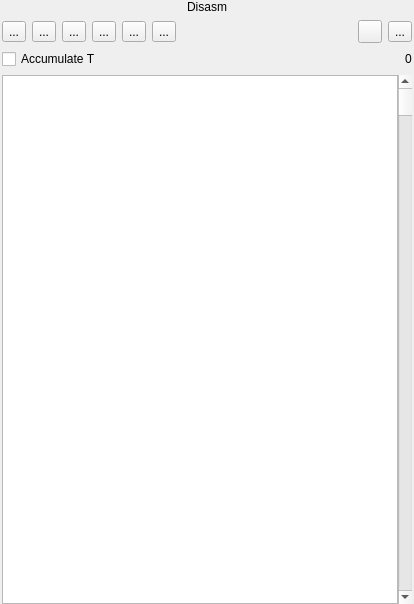
dotkoval/xpeccy-plus, file ui/dbgwidgets/form_disasm.ui: the form before one commit.
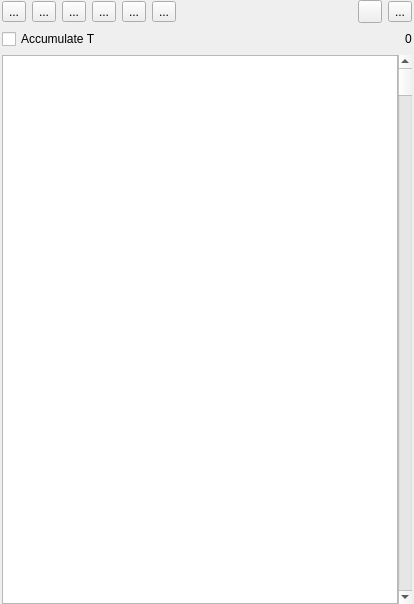
The form after the commit. Icons and pictures are not drawn. Custom widgets are drawn as their Qt base class.

What changed in the file:
```diff
--- a/ui/dbgwidgets/form_disasm.ui
+++ b/ui/dbgwidgets/form_disasm.ui
@@ -26,21 +26,6 @@
    <property name="bottomMargin">
     <number>0</number>
    </property>
-   <item>
-    <widget class="QLabel" name="labHeadDisasm">
-     <property name="font">
-      <font>
-       <pointsize>9</pointsize>
-      </font>
-     </property>
-     <property name="text">
-      <string>Disasm</string>
-     </property>
-     <property name="alignment">
-      <set>Qt::AlignCenter</set>
-     </property>
-    </widget>
-   </item>
    <item>
     <layout class="QHBoxLayout" name="horizontalLayout_4">
      <item>
```
